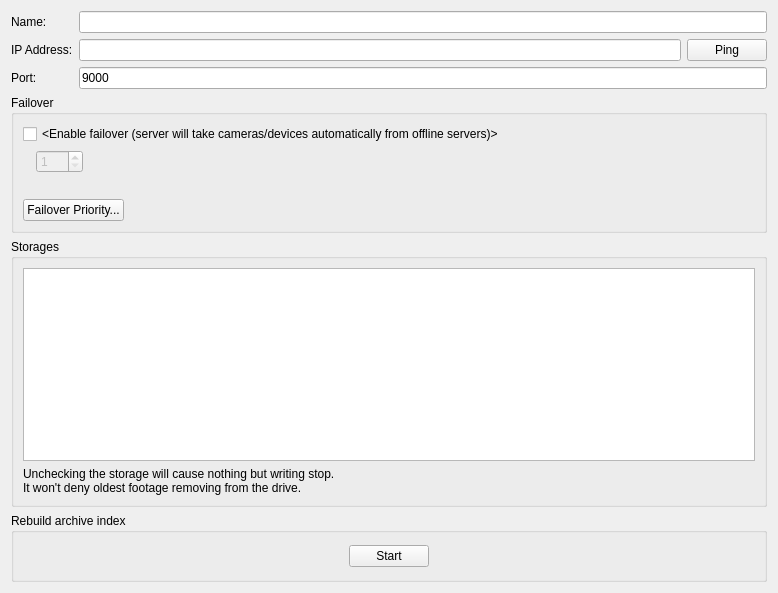
First picture: the form in client/src/ui/widgets/properties/server_settings_widget.ui, repository networkoptix/nx_open, before the edit.
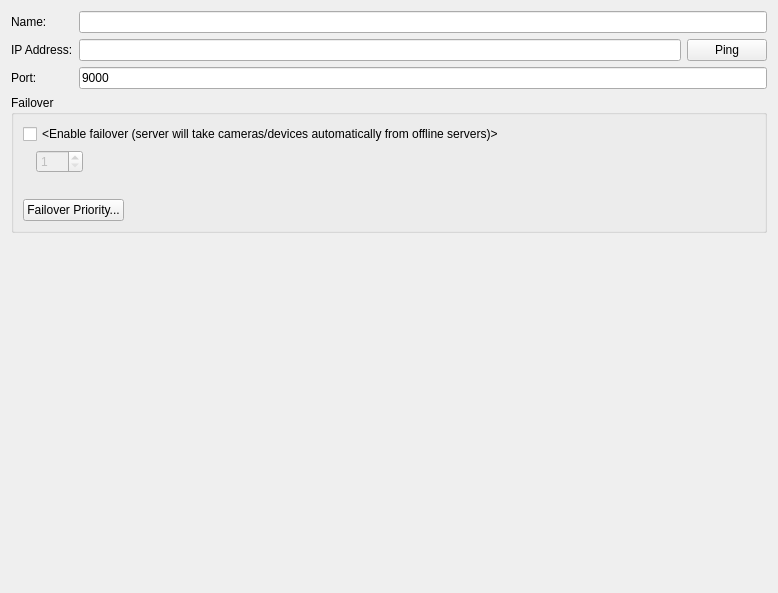
Second picture: the form after the edit. Custom widgets are drawn as their Qt base class.

Commit message:
(VMS-1036) - Redundant storage: basic functionality UI
<==== Mercurial data ====>
Branch: x_vms_947_redundant_storage_2

What changed in the file:
```diff
--- a/client/src/ui/widgets/properties/server_settings_widget.ui
+++ b/client/src/ui/widgets/properties/server_settings_widget.ui
@@ -10,7 +10,7 @@
     <height>593</height>
    </rect>
   </property>
-  <layout class="QVBoxLayout" name="verticalLayout" stretch="0,0,1,0">
+  <layout class="QVBoxLayout" name="verticalLayout" stretch="0,0,0">
    <item>
     <layout class="QFormLayout" name="formLayout">
      <item row="0" column="0">
@@ -169,197 +169,20 @@
     </widget>
    </item>
    <item>
-    <widget class="QGroupBox" name="storagesGroupBox">
-     <property name="title">
-      <string>Storages</string>
+    <spacer name="verticalSpacer">
+     <property name="orientation">
+      <enum>Qt::Vertical</enum>
      </property>
-     <layout class="QVBoxLayout" name="verticalLayout_4">
-      <item>
-       <widget class="QTableWidget" name="storagesTable">
-        <property name="autoFillBackground">
-         <bool>false</bool>
-        </property>
-        <property name="selectionMode">
-         <enum>QAbstractItemView::NoSelection</enum>
-        </property>
-        <property name="selectionBehavior">
-         <enum>QAbstractItemView::SelectRows</enum>
-        </property>
-        <property name="rowCount">
-         <number>0</number>
-        </property>
-        <property name="columnCount">
-         <number>7</number>
-        </property>
-        <attribute name="horizontalHeaderVisible">
-         <bool>false</bool>
-        </attribute>
-        <attribute name="horizontalHeaderCascadingSectionResizes">
-         <bool>true</bool>
-        </attribute>
-        <attribute name="horizontalHeaderDefaultSectionSize">
-         <number>100</number>
-        </attribute>
-        <attribute name="horizontalHeaderStretchLastSection">
-         <bool>true</bool>
-        </attribute>
-        <attribute name="verticalHeaderVisible">
-         <bool>false</bool>
-        </attribute>
-        <column>
-         <property name="text">
-          <string>In Use</string>
-         </property>
-        </column>
-        <column>
-         <property name="text">
-          <string>Protocol</string>
-         </property>
-        </column>
-        <column>
-         <property name="text">
-          <string>Path</string>
-         </property>
-        </column>
-        <column>
-         <property name="text">
-          <string>Capacity</string>
-         </property>
-        </column>
-        <column>
-         <property name="text">
-          <string>Login</string>
-         </property>
-        </column>
-        <column>
-         <property name="text">
-          <string>Password</string>
-         </property>
-        </column>
-        <column>
-         <property name="text">
-          <string>Space</string>
-         </property>
-        </column>
-       </widget>
-      </item>
-      <item>
-       <widget class="QLabel" name="storagesWarningLabel">
-        <property name="text">
-         <string>Unchecking the storage will cause nothing but writing stop.
-It won't deny oldest footage removing from the drive.</string>
-        </property>
-       </widget>
-      </item>
-     </layout>
-    </widget>
-   </item>
-   <item>
-    <widget class="QGroupBox" name="rebuildGroupBox">
-     <property name="title">
-      <string>Rebuild archive index</string>
+     <property name="sizeHint" stdset="0">
+      <size>
+       <width>20</width>
+       <height>40</height>
+      </size>
      </property>
-     <layout class="QHBoxLayout" name="horizontalLayout_2">
-      <property name="spacing">
-       <number>0</number>
-      </property>
-      <property name="leftMargin">
-       <number>0</number>
-      </property>
-      <property name="topMargin">
-       <number>0</number>
-      </property>
-      <property name="rightMargin">
-       <number>0</number>
-      </property>
-      <property name="bottomMargin">
-       <number>0</number>
-      </property>
-      <item>
-       <widget class="QStackedWidget" name="stackedWidget">
-        <property name="currentIndex">
-         <number>0</number>
-        </property>
-        <widget class="QWidget" name="rebuildPreparePage">
-         <layout class="QHBoxLayout" name="horizontalLayout_4">
-          <item>
-           <spacer name="horizontalSpacer">
-            <property name="orientation">
-             <enum>Qt::Horizontal</enum>
-            </property>
-            <property name="sizeHint" stdset="0">
-             <size>
-              <width>40</width>
-              <height>20</height>
-             </size>
-            </property>
-           </spacer>
-          </item>
-          <item>
-           <widget class="QPushButton" name="rebuildStartButton">
-            <property name="text">
-             <string>Start</string>
-            </property>
-           </widget>
-          </item>
-          <item>
-           <spacer name="horizontalSpacer_2">
-            <property name="orientation">
-             <enum>Qt::Horizontal</enum>
-            </property>
-            <property name="sizeHint" stdset="0">
-             <size>
-              <width>40</width>
-              <height>20</height>
-             </size>
-            </property>
-           </spacer>
-          </item>
-         </layout>
-        </widget>
-        <widget class="QWidget" name="rebuildProgressPage">
-         <layout class="QVBoxLayout" name="verticalLayout_3">
-          <item>
-           <widget class="QnWordWrappedLabel" name="rebuildStatusLabel" native="true"/>
-          </item>
-          <item>
-           <layout class="QHBoxLayout" name="horizontalLayout_7">
-            <item>
-             <widget class="QProgressBar" name="rebuildProgressBar">
-              <property name="enabled">
-               <bool>true</bool>
-              </property>
-              <property name="value">
-               <number>0</number>
-              </property>
-             </widget>
-            </item>
-            <item>
-             <widget class="QPushButton" name="rebuildStopButton">
-              <property name="text">
-               <string>Cancel</string>
-              </property>
-             </widget>
-            </item>
-           </layout>
-          </item>
-         </layout>
-        </widget>
-       </widget>
-      </item>
-     </layout>
-    </widget>
+    </spacer>
    </item>
   </layout>
  </widget>
- <customwidgets>
-  <customwidget>
-   <class>QnWordWrappedLabel</class>
-   <extends>QWidget</extends>
-   <header location="global">ui/widgets/word_wrapped_label.h</header>
-   <container>1</container>
-  </customwidget>
- </customwidgets>
  <resources/>
  <connections/>
 </ui>
```
The commit also changes 14 other files.
